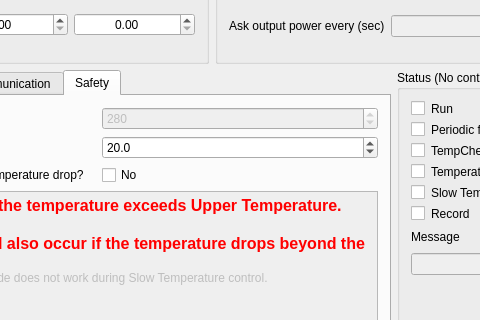
First picture: the form in mainwindow.ui, repository daimiura/OmronPID, before the edit; both pictures show x 205 to 685 and y 194 to 514 of the 1302 by 912 pixel window.
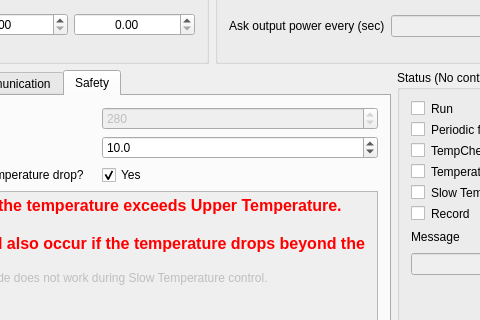
Second picture: the form after the edit. The open tabs and pages were chosen to show the change. Custom widgets are drawn as their Qt base class.

The edit to the form file:
```diff
--- a/mainwindow.ui
+++ b/mainwindow.ui
@@ -826,7 +826,7 @@
            <double>100.000000000000000</double>
           </property>
           <property name="value">
-           <double>20.000000000000000</double>
+           <double>10.000000000000000</double>
           </property>
          </widget>
         </item>
@@ -863,7 +863,10 @@
         <item row="2" column="1">
          <widget class="QCheckBox" name="checkBox_TempDropEnable">
           <property name="text">
-           <string>No</string>
+           <string>Yes</string>
+          </property>
+          <property name="checked">
+           <bool>true</bool>
           </property>
          </widget>
         </item>
```
Left out of the diff: 2 changed lines with no effect on the pictures.
